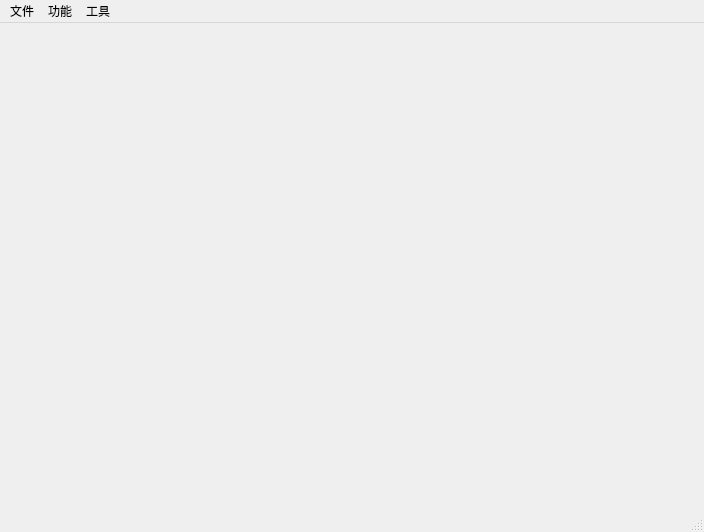
First picture: the form in ui_files/MainWindow.ui, repository lg93lggt/Pose6dSolver-pyqt, before the edit.
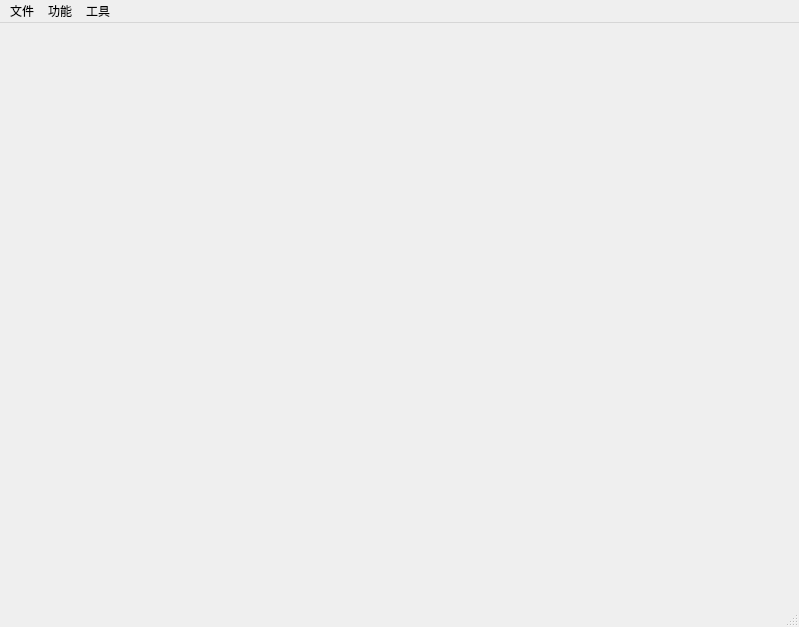
Second picture: the form after the edit.

Diff of the .ui file:
```diff
--- a/ui_files/MainWindow.ui
+++ b/ui_files/MainWindow.ui
@@ -9,8 +9,8 @@
    <rect>
     <x>0</x>
     <y>0</y>
-    <width>704</width>
-    <height>532</height>
+    <width>799</width>
+    <height>627</height>
    </rect>
   </property>
   <property name="windowTitle">
@@ -34,7 +34,7 @@
     <rect>
      <x>0</x>
      <y>0</y>
-     <width>704</width>
+     <width>799</width>
      <height>23</height>
     </rect>
    </property>
```
Left out of the diff: 7 changed lines with no effect on the pictures.
